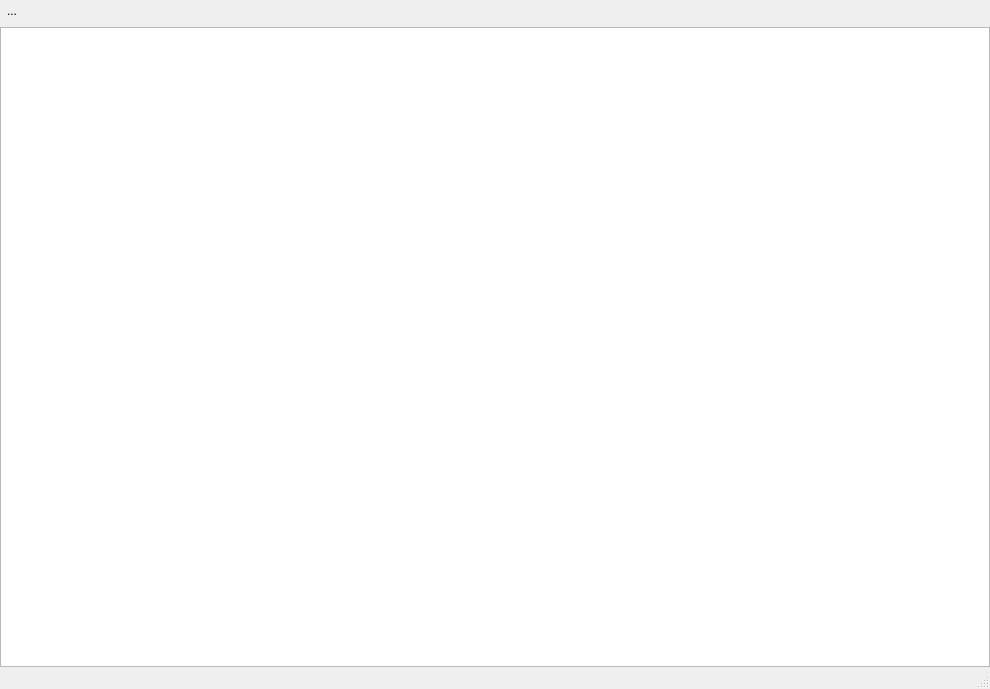
The window that MainWindow.ui (mipt-proglang-2015/proglangs_bochkarev) describes before a commit, drawn with Qt 5.
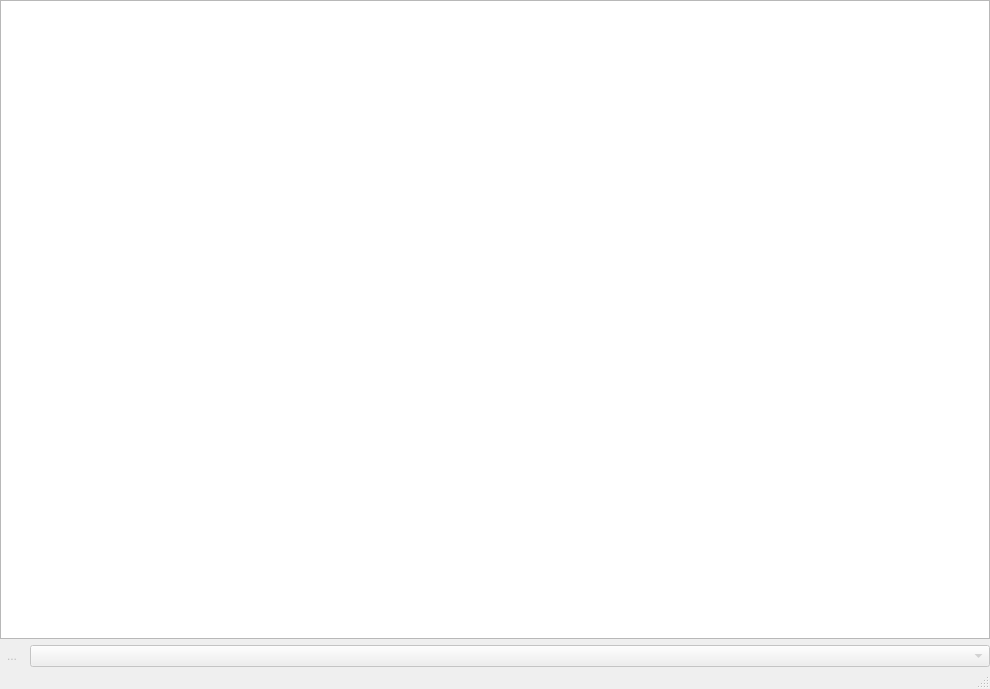
The same window after the commit. Icons and pictures are not drawn.

What changed in the file:
```diff
--- a/MainWindow.ui
+++ b/MainWindow.ui
@@ -63,7 +63,21 @@
        <enum>QLayout::SetDefaultConstraint</enum>
       </property>
       <item>
+       <widget class="QTableView" name="tableView"/>
+      </item>
+      <item>
+       <layout class="QHBoxLayout" name="horizontalLayout">
+        <property name="topMargin">
+         <number>0</number>
+        </property>
+        <property name="rightMargin">
+         <number>0</number>
+        </property>
+        <item>
        <widget class="QToolButton" name="toolButton">
+          <property name="enabled">
+           <bool>false</bool>
+          </property>
         <property name="sizePolicy">
          <sizepolicy hsizetype="Fixed" vsizetype="Fixed">
           <horstretch>0</horstretch>
@@ -89,7 +103,16 @@
        </widget>
       </item>
       <item>
-       <widget class="QTableView" name="tableView"/>
+         <widget class="QComboBox" name="comboBox">
+          <property name="enabled">
+           <bool>false</bool>
+          </property>
+          <property name="currentText">
+           <string extracomment="N/A"/>
+          </property>
+         </widget>
+        </item>
+       </layout>
       </item>
      </layout>
     </item>
```
Lines whose indentation alone changed are shown as unchanged.
